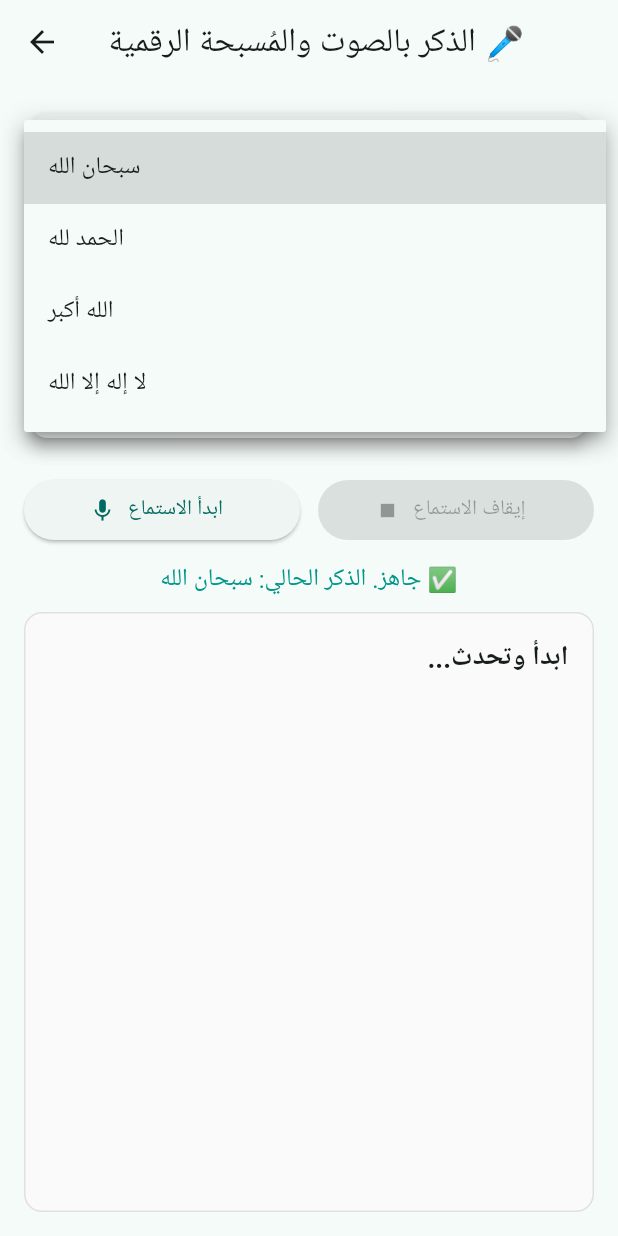
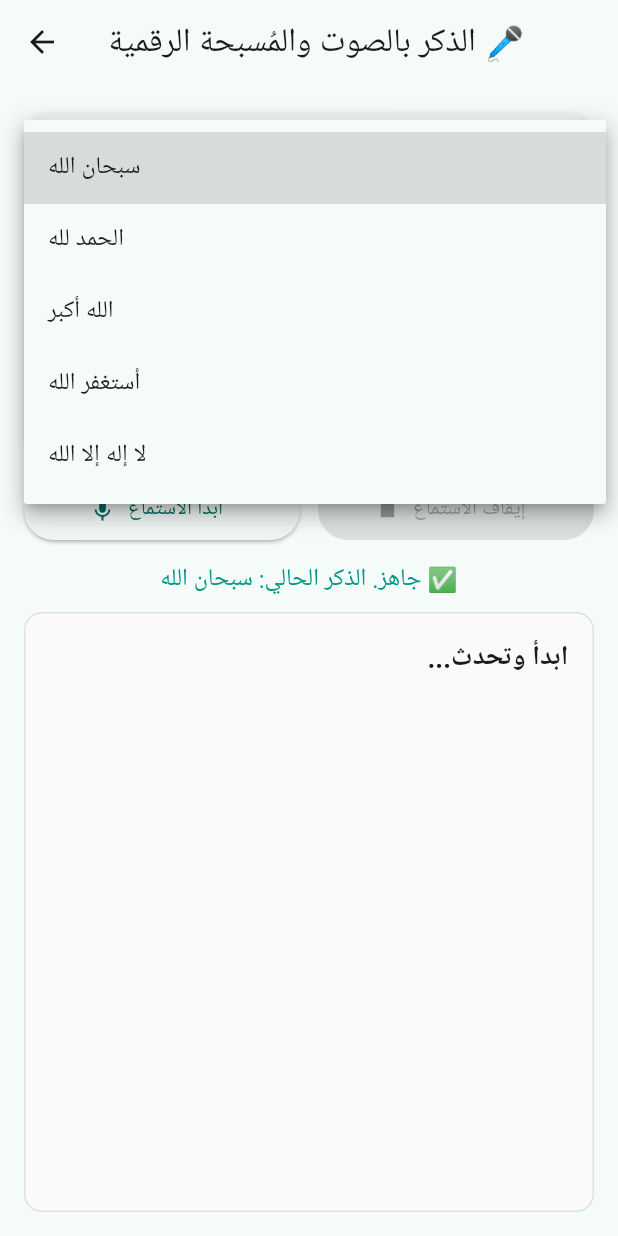
Before and after one commit to Muhmdzahran/flutter-app, a Flutter app: the ZikirByVoicePage screen opened directly, after a tap on "سبحان الله", on a phone screen of 412 x 824 dp. Run offline on Flutter 3.47's test engine with Material 3 defaults, Android fonts, the phone set to English and light mode, and no system bars; our stand-ins replace flutter_compass, geolocator, speech_to_text, vibration.

Commit message:
Update features

```diff
--- a/lib/pages/zikir_by_voice.dart
+++ b/lib/pages/zikir_by_voice.dart
@@ -6,6 +6,7 @@ const Map<String, String> _adhkar = {
   'سبحان الله': 'سبحان الله',
   'الحمد لله': 'الحمد لله',
   'الله أكبر': 'الله أكبر',
+  'أستغفر الله': 'أستغفر الله',
   'لا إله إلا الله': 'لا إله إلا الله',
 };
 
--- a/pubspec.yaml
+++ b/pubspec.yaml
@@ -2,7 +2,7 @@ name: TapIt
 description: "A new Flutter project."
 publish_to: 'none'
 
-version: 1.0.4+8
+version: 1.0.4+9
 
 environment:
   sdk: ^3.9.2
```
